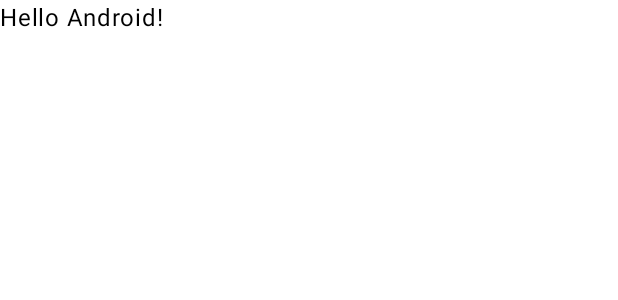
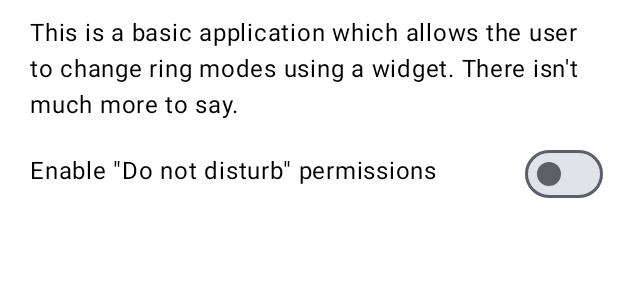
Before and after one commit to khpylon/RingControl, an Android app built with Jetpack Compose: the @Preview function GreetingPreview, on a phone screen of 412 x 824 dp. Shown: the top 300 px of the screen. Run offline under Robolectric (Android 15) with nearby library versions, the phone set to English and light mode, and no system bars.

Commit message:
Initial design of the app interface using Jetpack Compose.

```diff
--- a/app/src/main/java/org/khpylon/ringcontrol/MainActivity.kt
+++ b/app/src/main/java/org/khpylon/ringcontrol/MainActivity.kt
@@ -1,99 +1,133 @@
 package org.khpylon.ringcontrol
 
+import android.app.Activity.NOTIFICATION_SERVICE
 import android.app.NotificationManager
-import android.appwidget.AppWidgetManager
 import android.content.BroadcastReceiver
 import android.content.Context
 import android.content.Intent
 import android.content.IntentFilter
+import android.media.AudioManager
 import android.os.Bundle
 import android.provider.Settings
 import androidx.activity.ComponentActivity
+import androidx.activity.compose.rememberLauncherForActivityResult
 import androidx.activity.compose.setContent
 import androidx.activity.enableEdgeToEdge
+import androidx.activity.result.contract.ActivityResultContracts
+import androidx.compose.foundation.layout.Column
+import androidx.compose.foundation.layout.Row
+import androidx.compose.foundation.layout.Spacer
+import androidx.compose.foundation.layout.fillMaxSize
+import androidx.compose.foundation.layout.fillMaxWidth
+import androidx.compose.foundation.layout.padding
+import androidx.compose.material3.ExperimentalMaterial3Api
+import androidx.compose.material3.Scaffold
+import androidx.compose.material3.Switch
 import androidx.compose.material3.Text
+import androidx.compose.material3.TopAppBar
 import androidx.compose.runtime.Composable
+import androidx.compose.runtime.getValue
+import androidx.compose.runtime.mutableStateOf
+import androidx.compose.runtime.remember
+import androidx.compose.runtime.setValue
 import androidx.compose.ui.Modifier
+import androidx.compose.ui.platform.LocalContext
+import androidx.compose.ui.res.stringResource
 import androidx.compose.ui.tooling.preview.Preview
+import androidx.compose.ui.unit.dp
 import org.khpylon.ringcontrol.ui.theme.RingControlTheme
 
 
 class MainActivity : ComponentActivity() {
+    @OptIn(ExperimentalMaterial3Api::class)
     override fun onCreate(savedInstanceState: Bundle?) {
         super.onCreate(savedInstanceState)
 
-        applicationContext?.registerReceiver(object : BroadcastReceiver() {
+        val context = applicationContext
+        context.registerReceiver(object : BroadcastReceiver() {
+
+            // Register a receiver to detect external changes to the ringer
             override fun onReceive(context: Context, intent: Intent) {
-                if (intent.action == "android.media.RINGER_MODE_CHANGED") {
+                if (intent.action == AudioManager.RINGER_MODE_CHANGED_ACTION) {
                     Widget.updateWidget(context)
                 }
             }
-        }, IntentFilter("android.media.RINGER_MODE_CHANGED"))
+        }, IntentFilter(AudioManager.RINGER_MODE_CHANGED_ACTION))
 
         enableEdgeToEdge()
         setContent {
             RingControlTheme {
-//                Scaffold(modifier = Modifier.fillMaxSize()) { innerPadding ->
-//                    Greeting(
-//                        name = "Android",
-//                        modifier = Modifier.padding(innerPadding)
-//                    )
-//                }
-
-                val notificationManager =
-                    getSystemService(NOTIFICATION_SERVICE) as NotificationManager
-
-                // the below code is to check the permission that the access notification policy settings from users device..
-                if (!notificationManager.isNotificationPolicyAccessGranted
-                ) {
-                    val intent = Intent(
-                        Settings
-                            .ACTION_NOTIFICATION_POLICY_ACCESS_SETTINGS
+                Scaffold(
+                    topBar = {
+                        TopAppBar(
+                            title = { Text(context.getString(R.string.app_name)) }
+                        )
+                    }, modifier = Modifier.fillMaxSize()
+                )
+                { innerPadding ->
+                    MainApplication (
+                        modifier = Modifier.padding(innerPadding)
                     )
-                    startActivity(intent)
                 }
 
-//                val audioManager = getSystemService(Context.AUDIO_SERVICE) as AudioManager
-//                val currentMode = audioManager.getRingerMode()
-//
-//                when (currentMode) {
-//                    AudioManager.RINGER_MODE_NORMAL -> audioManager.setRingerMode(AudioManager.RINGER_MODE_VIBRATE)
-//                    AudioManager.RINGER_MODE_VIBRATE -> audioManager.setRingerMode(AudioManager.RINGER_MODE_SILENT)
-//                    AudioManager.RINGER_MODE_SILENT -> audioManager.setRingerMode(AudioManager.RINGER_MODE_NORMAL)
-//                }
-
                 Widget.updateWidget(applicationContext)
-
-//                val receiver: BroadcastReceiver = object : BroadcastReceiver() {
-//                    override fun onReceive(context: Context, intent: Intent) {
-//                        val newIntent = Intent(context, Widget::class.java)
-//                        newIntent.action = "REFRESH"
-//                        context.sendBroadcast(newIntent)
-//                    }
-//                }
-//                val filter = IntentFilter(
-//                    AudioManager.RINGER_MODE_CHANGED_ACTION
-//                )
-//                registerReceiver(receiver, filter)
-
-                finish()
             }
         }
     }
 }
 
 @Composable
-fun Greeting(name: String, modifier: Modifier = Modifier) {
-    Text(
-        text = "Hello $name!",
+fun MainApplication(modifier: Modifier = Modifier) {
+    val context = LocalContext.current
+
+    val notificationManager = context.getSystemService(NOTIFICATION_SERVICE) as NotificationManager
+    var permissions by remember { mutableStateOf(notificationManager.isNotificationPolicyAccessGranted) }
+    val launcher =
+        rememberLauncherForActivityResult(ActivityResultContracts.StartActivityForResult())
+        {
+            permissions = notificationManager.isNotificationPolicyAccessGranted
+        }
+
+    Column(
         modifier = modifier
-    )
+            .padding(horizontal = 10.dp) // add some space on left and right
+    ) {
+
+        // Description of the app
+        Text(
+            text = stringResource(R.string.app_explanation),
+            modifier = Modifier
+                .padding(10.dp)
+        )
+
+        // Toggle control for DND permissions
+        Row(
+            modifier = Modifier
+                .fillMaxWidth()
+        )
+        {
+            Text(
+                text = stringResource(R.string.dnd_permissions),
+                modifier = Modifier
+                    .padding(10.dp)
+            )
+            Spacer(Modifier.weight(1f))  // separate text and toggle switch
+            Switch(
+                checked = permissions,
+                onCheckedChange = {
+                    val intent = Intent(Settings.ACTION_NOTIFICATION_POLICY_ACCESS_SETTINGS)
+                    launcher.launch(intent)
+                }
+            )
+        }
+
+    }
 }
 
 @Preview(showBackground = true)
 @Composable
 fun GreetingPreview() {
     RingControlTheme {
-        Greeting("Android")
+        MainApplication()
     }
 }
--- a/app/src/main/res/values/strings.xml
+++ b/app/src/main/res/values/strings.xml
@@ -1,4 +1,7 @@
 <resources>
     <string name="app_name">Ring Control</string>
     <string name="app_widget_description">Ring Control</string>
+    <string name="app_explanation">This is a basic application which allows the user to change ring
+        modes using a widget.  There isn\'t much more to say.</string>
+    <string name="dnd_permissions">Enable \"Do not disturb\" permissions</string>
 </resources>
```
